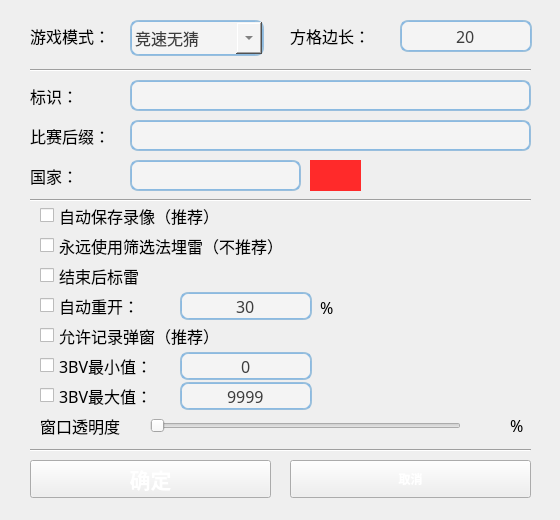
Before: the Qt Designer form uiFiles/ui_gs.ui in eee555/Solvable-Minesweeper, drawn with Qt 5.
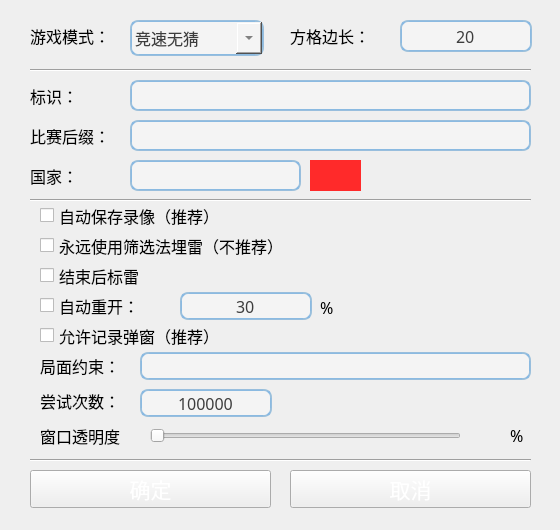
After: the same form once the commit is applied. Icons and pictures are not drawn.

```diff
--- a/uiFiles/ui_gs.ui
+++ b/uiFiles/ui_gs.ui
@@ -10,19 +10,19 @@
     <x>0</x>
     <y>0</y>
     <width>560</width>
-    <height>520</height>
+    <height>530</height>
    </rect>
   </property>
   <property name="minimumSize">
    <size>
     <width>560</width>
-    <height>520</height>
+    <height>530</height>
    </size>
   </property>
   <property name="maximumSize">
    <size>
     <width>560</width>
-    <height>520</height>
+    <height>530</height>
    </size>
   </property>
   <property name="mouseTracking">
@@ -47,18 +47,18 @@
    <property name="geometry">
     <rect>
      <x>30</x>
-     <y>460</y>
+     <y>470</y>
      <width>241</width>
      <height>38</height>
     </rect>
    </property>
    <property name="font">
     <font>
-     <family>黑体</family>
+     <family>微软雅黑</family>
      <pointsize>16</pointsize>
-     <weight>75</weight>
+     <weight>50</weight>
      <italic>false</italic>
-     <bold>true</bold>
+     <bold>false</bold>
     </font>
    </property>
    <property name="focusPolicy">
@@ -66,8 +66,8 @@
    </property>
    <property name="styleSheet">
     <string notr="true">border-image: url(media/button.png);
-font: 16pt &quot;黑体&quot;;
-color:white;font: bold;</string>
+font: 16pt &quot;微软雅黑&quot;;
+color:white;</string>
    </property>
    <property name="text">
     <string>确定</string>
@@ -83,15 +83,27 @@
    <property name="geometry">
     <rect>
      <x>290</x>
-     <y>460</y>
+     <y>470</y>
      <width>241</width>
      <height>38</height>
     </rect>
    </property>
+   <property name="font">
+    <font>
+     <family>微软雅黑</family>
+     <pointsize>16</pointsize>
+     <weight>50</weight>
+     <italic>false</italic>
+     <bold>false</bold>
+    </font>
+   </property>
+   <property name="focusPolicy">
+    <enum>Qt::NoFocus</enum>
+   </property>
    <property name="styleSheet">
     <string notr="true">border-image: url(media/button.png);
-font: 16pt &quot;黑体&quot;;
-color:white;font: bold;</string>
+font: 16pt &quot;微软雅黑&quot;;
+color:white;</string>
    </property>
    <property name="text">
     <string>取消</string>
@@ -101,7 +113,7 @@
    <property name="geometry">
     <rect>
      <x>30</x>
-     <y>440</y>
+     <y>450</y>
      <width>501</width>
      <height>20</height>
     </rect>
@@ -114,7 +126,7 @@
    <property name="geometry">
     <rect>
      <x>150</x>
-     <y>415</y>
+     <y>425</y>
      <width>311</width>
      <height>22</height>
     </rect>
@@ -133,7 +145,7 @@
    <property name="geometry">
     <rect>
      <x>40</x>
-     <y>410</y>
+     <y>420</y>
      <width>101</width>
      <height>31</height>
     </rect>
@@ -158,7 +170,7 @@
    <property name="geometry">
     <rect>
      <x>465</x>
-     <y>410</y>
+     <y>420</y>
      <width>41</width>
      <height>31</height>
     </rect>
@@ -189,7 +201,7 @@
    <property name="geometry">
     <rect>
      <x>510</x>
-     <y>410</y>
+     <y>420</y>
      <width>21</width>
      <height>31</height>
     </rect>
@@ -547,126 +559,6 @@
     <set>Qt::AlignCenter</set>
    </property>
   </widget>
-  <widget class="QSpinBox" name="spinBox_max_bbbv">
-   <property name="geometry">
-    <rect>
-     <x>180</x>
-     <y>382</y>
-     <width>132</width>
-     <height>28</height>
-    </rect>
-   </property>
-   <property name="sizePolicy">
-    <sizepolicy hsizetype="Minimum" vsizetype="Fixed">
-     <horstretch>0</horstretch>
-     <verstretch>0</verstretch>
-    </sizepolicy>
-   </property>
-   <property name="font">
-    <font>
-     <family>微软雅黑</family>
-     <pointsize>12</pointsize>
-    </font>
-   </property>
-   <property name="focusPolicy">
-    <enum>Qt::ClickFocus</enum>
-   </property>
-   <property name="styleSheet">
-    <string notr="true">border-width: 2px;
-border-radius: 8px;
-border-style: solid;
-border-top-color: qlineargradient(spread:pad, x1:0.5, y1:1, x2:0.5, y2:0, stop:0 #85b7e3, stop:1 #9ec1db);
-border-right-color: qlineargradient(spread:pad, x1:0, y1:0, x2:1, y2:0, stop:0 #85b7e3, stop:1 #9ec1db);
-border-bottom-color: qlineargradient(spread:pad, x1:0.5, y1:0, x2:0.5, y2:1, stop:0 #85b7e3, stop:1 #9ec1db);
-border-left-color: qlineargradient(spread:pad, x1:1, y1:0, x2:0, y2:0, stop:0 #85b7e3, stop:1 #9ec1db);
-background-color: #f4f4f4;
-color: #3d3d3d;</string>
-   </property>
-   <property name="frame">
-    <bool>true</bool>
-   </property>
-   <property name="alignment">
-    <set>Qt::AlignCenter</set>
-   </property>
-   <property name="buttonSymbols">
-    <enum>QAbstractSpinBox::NoButtons</enum>
-   </property>
-   <property name="keyboardTracking">
-    <bool>true</bool>
-   </property>
-   <property name="showGroupSeparator" stdset="0">
-    <bool>false</bool>
-   </property>
-   <property name="minimum">
-    <number>0</number>
-   </property>
-   <property name="maximum">
-    <number>9999</number>
-   </property>
-   <property name="value">
-    <number>9999</number>
-   </property>
-  </widget>
-  <widget class="QSpinBox" name="spinBox_min_bbbv">
-   <property name="geometry">
-    <rect>
-     <x>180</x>
-     <y>352</y>
-     <width>132</width>
-     <height>28</height>
-    </rect>
-   </property>
-   <property name="sizePolicy">
-    <sizepolicy hsizetype="Minimum" vsizetype="Fixed">
-     <horstretch>0</horstretch>
-     <verstretch>0</verstretch>
-    </sizepolicy>
-   </property>
-   <property name="font">
-    <font>
-     <family>微软雅黑</family>
-     <pointsize>12</pointsize>
-    </font>
-   </property>
-   <property name="focusPolicy">
-    <enum>Qt::ClickFocus</enum>
-   </property>
-   <property name="styleSheet">
-    <string notr="true">border-width: 2px;
-border-radius: 8px;
-border-style: solid;
-border-top-color: qlineargradient(spread:pad, x1:0.5, y1:1, x2:0.5, y2:0, stop:0 #85b7e3, stop:1 #9ec1db);
-border-right-color: qlineargradient(spread:pad, x1:0, y1:0, x2:1, y2:0, stop:0 #85b7e3, stop:1 #9ec1db);
-border-bottom-color: qlineargradient(spread:pad, x1:0.5, y1:0, x2:0.5, y2:1, stop:0 #85b7e3, stop:1 #9ec1db);
-border-left-color: qlineargradient(spread:pad, x1:1, y1:0, x2:0, y2:0, stop:0 #85b7e3, stop:1 #9ec1db);
-background-color: #f4f4f4;
-color: #3d3d3d;</string>
-   </property>
-   <property name="frame">
-    <bool>true</bool>
-   </property>
-   <property name="alignment">
-    <set>Qt::AlignCenter</set>
-   </property>
-   <property name="buttonSymbols">
-    <enum>QAbstractSpinBox::NoButtons</enum>
-   </property>
-   <property name="keyboardTracking">
-    <bool>true</bool>
-   </property>
-   <property name="showGroupSeparator" stdset="0">
-    <bool>false</bool>
-   </property>
-   <property name="minimum">
-    <number>0</number>
-   </property>
-   <property name="maximum">
-    <number>9999</number>
-   </property>
-   <property name="value">
-    <number>0</number>
-   </property>
-  </widget>
   <widget class="QSpinBox" name="spinBox_pixsize">
    <property name="geometry">
     <rect>
@@ -966,56 +858,6 @@
     <string>允许记录弹窗（推荐）</string>
    </property>
   </widget>
-  <widget class="QCheckBox" name="checkBox_allow_min3BV">
-   <property name="geometry">
-    <rect>
-     <x>40</x>
-     <y>350</y>
-     <width>141</width>
-     <height>31</height>
-    </rect>
-   </property>
-   <property name="font">
-    <font>
-     <family>微软雅黑</family>
-     <pointsize>12</pointsize>
-    </font>
-   </property>
-   <property name="toolTip">
-    <string/>
-   </property>
-   <property name="styleSheet">
-    <string notr="true"/>
-   </property>
-   <property name="text">
-    <string>3BV最小值：</string>
-   </property>
-  </widget>
-  <widget class="QCheckBox" name="checkBox_allow_max3BV">
-   <property name="geometry">
-    <rect>
-     <x>40</x>
-     <y>380</y>
-     <width>141</width>
-     <height>31</height>
-    </rect>
-   </property>
-   <property name="font">
-    <font>
-     <family>微软雅黑</family>
-     <pointsize>12</pointsize>
-    </font>
-   </property>
-   <property name="toolTip">
-    <string/>
-   </property>
-   <property name="styleSheet">
-    <string notr="true"/>
-   </property>
-   <property name="text">
-    <string>3BV最大值：</string>
-   </property>
-  </widget>
   <widget class="Line" name="line_4">
    <property name="geometry">
     <rect>
@@ -1029,6 +871,152 @@
     <enum>Qt::Horizontal</enum>
    </property>
   </widget>
+  <widget class="QSpinBox" name="spinBox_attempt_times_limit">
+   <property name="geometry">
+    <rect>
+     <x>140</x>
+     <y>389</y>
+     <width>132</width>
+     <height>28</height>
+    </rect>
+   </property>
+   <property name="sizePolicy">
+    <sizepolicy hsizetype="Minimum" vsizetype="Fixed">
+     <horstretch>0</horstretch>
+     <verstretch>0</verstretch>
+    </sizepolicy>
+   </property>
+   <property name="font">
+    <font>
+     <family>微软雅黑</family>
+     <pointsize>12</pointsize>
+    </font>
+   </property>
+   <property name="focusPolicy">
+    <enum>Qt::ClickFocus</enum>
+   </property>
+   <property name="styleSheet">
+    <string notr="true">border-width: 2px;
+border-radius: 8px;
+border-style: solid;
+border-top-color: qlineargradient(spread:pad, x1:0.5, y1:1, x2:0.5, y2:0, stop:0 #85b7e3, stop:1 #9ec1db);
+border-right-color: qlineargradient(spread:pad, x1:0, y1:0, x2:1, y2:0, stop:0 #85b7e3, stop:1 #9ec1db);
+border-bottom-color: qlineargradient(spread:pad, x1:0.5, y1:0, x2:0.5, y2:1, stop:0 #85b7e3, stop:1 #9ec1db);
+border-left-color: qlineargradient(spread:pad, x1:1, y1:0, x2:0, y2:0, stop:0 #85b7e3, stop:1 #9ec1db);
+background-color: #f4f4f4;
+color: #3d3d3d;</string>
+   </property>
+   <property name="frame">
+    <bool>true</bool>
+   </property>
+   <property name="alignment">
+    <set>Qt::AlignCenter</set>
+   </property>
+   <property name="buttonSymbols">
+    <enum>QAbstractSpinBox::NoButtons</enum>
+   </property>
+   <property name="keyboardTracking">
+    <bool>true</bool>
+   </property>
+   <property name="showGroupSeparator" stdset="0">
+    <bool>false</bool>
+   </property>
+   <property name="minimum">
+    <number>0</number>
+   </property>
+   <property name="maximum">
+    <number>99999999</number>
+   </property>
+   <property name="value">
+    <number>99999999</number>
+   </property>
+  </widget>
+  <widget class="QLabel" name="label_attempt_times_limit">
+   <property name="geometry">
+    <rect>
+     <x>40</x>
+     <y>385</y>
+     <width>101</width>
+     <height>31</height>
+    </rect>
+   </property>
+   <property name="font">
+    <font>
+     <family>微软雅黑</family>
+     <pointsize>12</pointsize>
+    </font>
+   </property>
+   <property name="text">
+    <string>尝试次数：</string>
+   </property>
+   <property name="scaledContents">
+    <bool>false</bool>
+   </property>
+   <property name="wordWrap">
+    <bool>false</bool>
+   </property>
+  </widget>
+  <widget class="QLineEdit" name="lineEdit_constraint">
+   <property name="geometry">
+    <rect>
+     <x>140</x>
+     <y>352</y>
+     <width>391</width>
+     <height>28</height>
+    </rect>
+   </property>
+   <property name="font">
+    <font>
+     <family>微软雅黑</family>
+     <pointsize>12</pointsize>
+    </font>
+   </property>
+   <property name="focusPolicy">
+    <enum>Qt::ClickFocus</enum>
+   </property>
+   <property name="styleSheet">
+    <string notr="true">border-width: 2px;
+border-radius: 8px;
+border-style: solid;
+border-top-color: qlineargradient(spread:pad, x1:0.5, y1:1, x2:0.5, y2:0, stop:0 #85b7e3, stop:1 #9ec1db);
+border-right-color: qlineargradient(spread:pad, x1:0, y1:0, x2:1, y2:0, stop:0 #85b7e3, stop:1 #9ec1db);
+border-bottom-color: qlineargradient(spread:pad, x1:0.5, y1:0, x2:0.5, y2:1, stop:0 #85b7e3, stop:1 #9ec1db);
+border-left-color: qlineargradient(spread:pad, x1:1, y1:0, x2:0, y2:0, stop:0 #85b7e3, stop:1 #9ec1db);
+background-color: #f4f4f4;
+color: #3d3d3d;</string>
+   </property>
+   <property name="text">
+    <string/>
+   </property>
+   <property name="alignment">
+    <set>Qt::AlignCenter</set>
+   </property>
+  </widget>
+  <widget class="QLabel" name="label_constraint">
+   <property name="geometry">
+    <rect>
+     <x>40</x>
+     <y>350</y>
+     <width>101</width>
+     <height>31</height>
+    </rect>
+   </property>
+   <property name="font">
+    <font>
+     <family>微软雅黑</family>
+     <pointsize>12</pointsize>
+    </font>
+   </property>
+   <property name="text">
+    <string>局面约束：</string>
+   </property>
+   <property name="scaledContents">
+    <bool>false</bool>
+   </property>
+   <property name="wordWrap">
+    <bool>false</bool>
+   </property>
+  </widget>
  </widget>
  <resources/>
  <connections>
```
Left out of the diff: 4 changed lines with no effect on the pictures.
